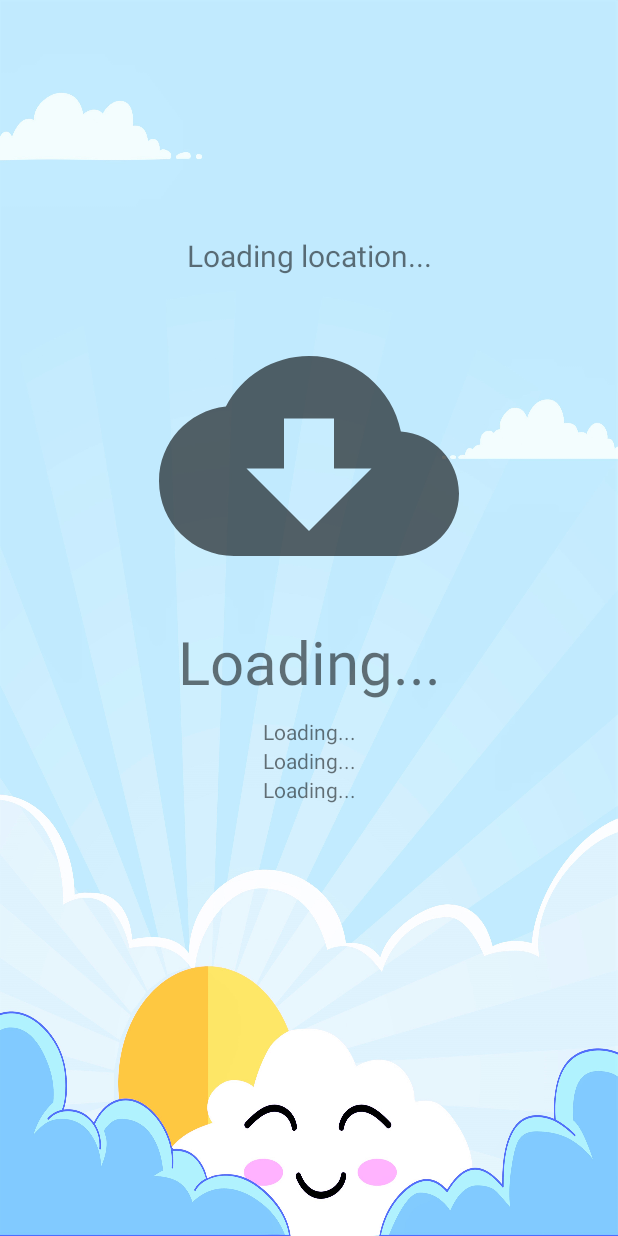
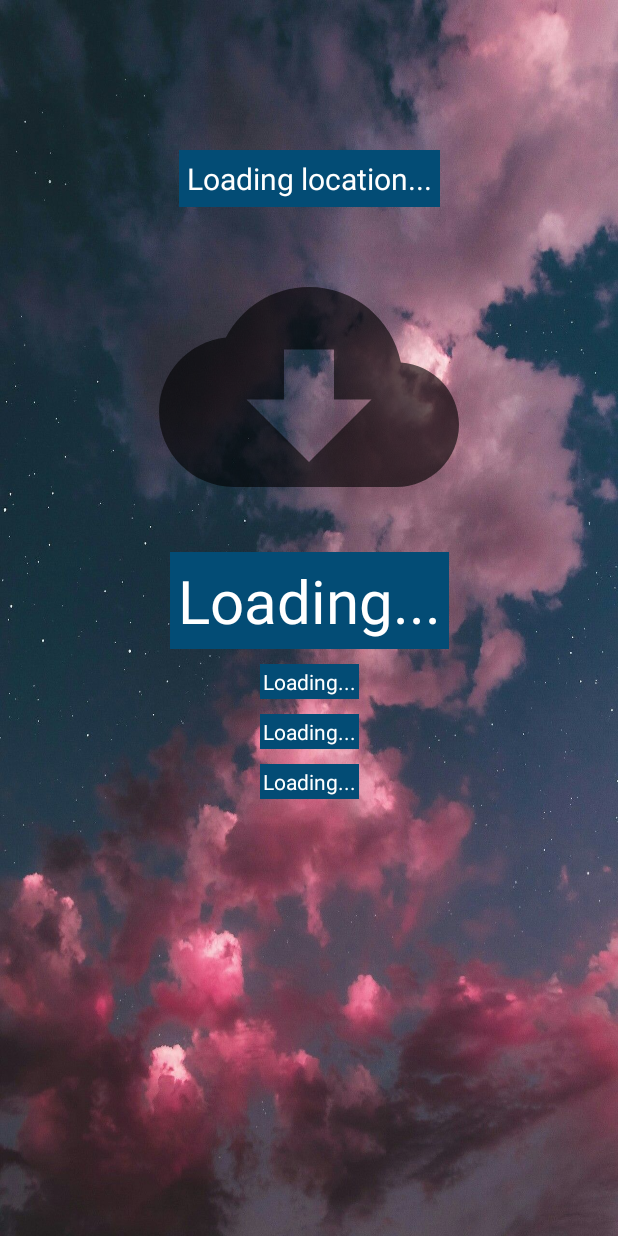
Before and after one commit to ivancrg/vis.it, an Android app: the fragment TravellingWeatherFragment placed in its activity, on a phone screen of 412 x 824 dp. Run offline under Robolectric (Android 15) with nearby library versions, the phone set to English and light mode, and no system bars; libraries missing offline, so code that uses them is left out: org.springframework.security.

```diff
--- a/app/src/main/res/layout/fragment_travelling_weather.xml
+++ b/app/src/main/res/layout/fragment_travelling_weather.xml
@@ -7,42 +7,24 @@
     android:layout_width="match_parent"
     android:layout_height="match_parent">
 
-    <RelativeLayout
-        android:id="@+id/tripPlannerHeader"
+    <ScrollView
         android:layout_width="match_parent"
+        android:layout_height="match_parent" />
+
+    <TextView
+        android:id="@+id/location"
+        android:layout_width="wrap_content"
         android:layout_height="wrap_content"
-        android:gravity="bottom"
-        android:padding="20dp"
+        android:background="@color/weather"
+        android:layout_marginTop="100dp"
+        android:padding="5dp"
+        android:textColor="@color/white"
+        android:text="@string/loading_location"
+        android:textAlignment="center"
+        android:textSize="20dp"
         app:layout_constraintEnd_toEndOf="parent"
         app:layout_constraintStart_toStartOf="parent"
-        app:layout_constraintTop_toTopOf="parent">
-
-        <TextView
-            android:id="@+id/titleTextView"
-            android:layout_width="391dp"
-            android:layout_height="wrap_content"
-            android:layout_alignParentStart="true"
-            android:layout_alignParentTop="true"
-            android:layout_alignParentEnd="true"
-            android:layout_marginStart="0dp"
-            android:layout_marginTop="44dp"
-            android:layout_marginEnd="0dp"
-            android:fontFamily="sans-serif"
-            android:textColor="@color/black"
-            android:textSize="24sp" />
-
-    </RelativeLayout>
-
-
-    <TextView
-        android:layout_width="match_parent"
-        android:layout_height="wrap_content"
-        android:id="@+id/location"
-        android:layout_marginTop="40dp"
-        android:textAlignment="center"
-        android:textSize="20dp"
-        app:layout_constraintTop_toBottomOf="@+id/tripPlannerHeader"
-        android:text="@string/loading_location"/>
+        app:layout_constraintTop_toTopOf="parent"/>
 
     <ImageView
         android:id="@+id/image"
@@ -57,38 +39,61 @@
         app:layout_constraintTop_toBottomOf="@+id/location" />
 
     <TextView
-        android:layout_width="match_parent"
+        android:id="@+id/temperature"
+        android:layout_width="wrap_content"
         android:layout_height="wrap_content"
+        android:layout_marginTop="10dp"
+        android:text="@string/loading"
+        android:background="@color/weather"
+        android:padding="5dp"
+        android:textColor="@color/white"
         android:textAlignment="center"
-        android:id="@+id/temperature"
         android:textSize="40dp"
-        android:layout_marginTop="10dp"
-        app:layout_constraintTop_toBottomOf="@id/image"
-        android:text="@string/loading"/>
+        app:layout_constraintEnd_toEndOf="parent"
+        app:layout_constraintStart_toStartOf="parent"
+        app:layout_constraintTop_toBottomOf="@id/image" />
 
     <TextView
-        android:layout_width="match_parent"
+        android:id="@+id/humidity"
+        android:layout_width="wrap_content"
         android:layout_height="wrap_content"
+        android:layout_marginTop="10dp"
+        android:background="@color/weather"
+        android:padding="2dp"
+        android:textColor="@color/white"
+        android:text="@string/loading"
         android:textAlignment="center"
-        android:layout_marginTop="10dp"
-        android:id="@+id/humidity"
-        app:layout_constraintTop_toBottomOf="@id/temperature"
-        android:text="@string/loading"/>
+        app:layout_constraintEnd_toEndOf="parent"
+        app:layout_constraintStart_toStartOf="parent"
+        app:layout_constraintTop_toBottomOf="@id/temperature" />
 
     <TextView
-        android:layout_width="match_parent"
+        android:id="@+id/pressure"
+        android:layout_width="wrap_content"
         android:layout_height="wrap_content"
+        android:text="@string/loading"
+        android:background="@color/weather"
+        android:padding="2dp"
+        android:layout_marginTop="10dp"
+        android:textColor="@color/white"
         android:textAlignment="center"
-        android:id="@+id/pressure"
-        app:layout_constraintTop_toBottomOf="@id/humidity"
-        android:text="@string/loading"/>
+        app:layout_constraintEnd_toEndOf="parent"
+        app:layout_constraintStart_toStartOf="parent"
+        app:layout_constraintTop_toBottomOf="@id/humidity" />
+
     <TextView
-        android:layout_width="match_parent"
+        android:id="@+id/wind"
+        android:layout_width="wrap_content"
         android:layout_height="wrap_content"
+        android:background="@color/weather"
+        android:padding="2dp"
+        android:textColor="@color/white"
+        android:layout_marginTop="10dp"
+        android:text="@string/loading"
         android:textAlignment="center"
-        android:id="@+id/wind"
-        app:layout_constraintTop_toBottomOf="@id/pressure"
-        android:text="@string/loading"/>
+        app:layout_constraintEnd_toEndOf="parent"
+        app:layout_constraintStart_toStartOf="parent"
+        app:layout_constraintTop_toBottomOf="@id/pressure" />
 
 
 
--- a/app/src/main/res/values/colors.xml
+++ b/app/src/main/res/values/colors.xml
@@ -13,5 +13,6 @@
     <color name="darkBlueTopBar">#0034b8</color>
     <color name="darkBlueNavigationHeader">#0034b8</color>
     <color name="blue">#0034b8</color>
+    <color name="weather">#034C75</color>
 
 </resources>
```
Also changed, not shown: app/src/main/res/drawable/weather_background.jpg.
